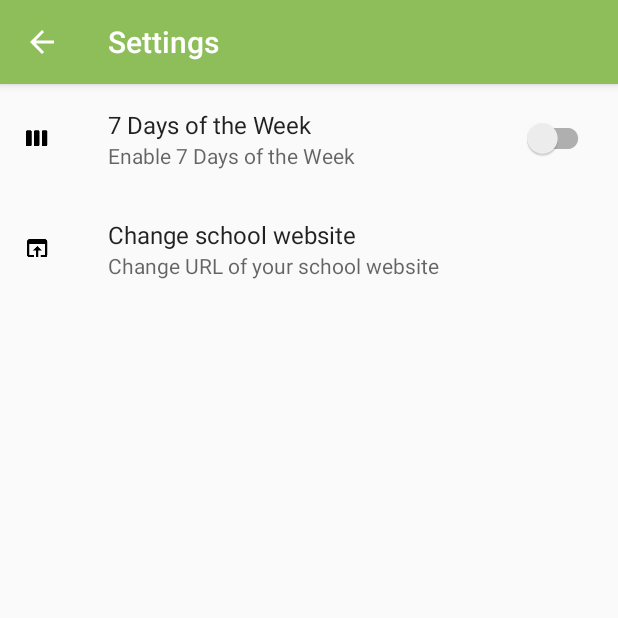
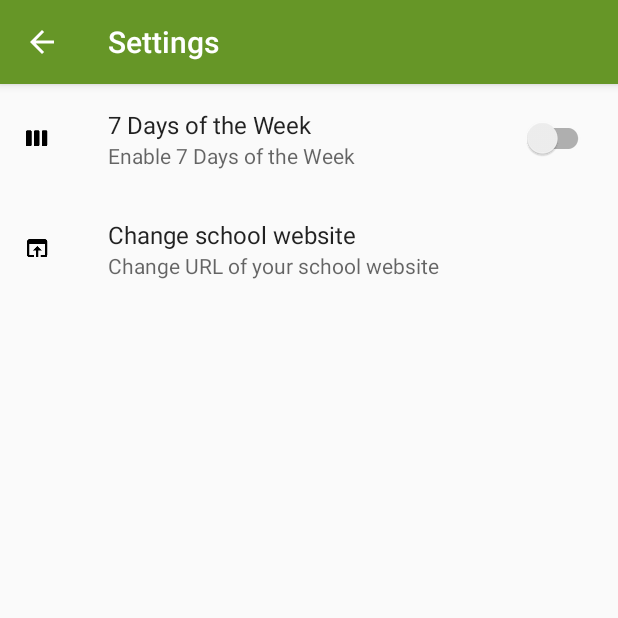
Before and after one commit to s3808279/secure-calendar, an Android app: the screen it shows after launch (SettingsActivity), in the options menu, after a tap on "Settings", on a phone screen of 412 x 824 dp, the top half of it. Run offline under Robolectric (Android 15) with nearby library versions, the phone set to English and light mode, and no system bars; our stand-ins replace androidx.preference; libraries missing offline, so code that uses them is left out: org.xdty.preference; Roboto replaces fonts that are not available here.

Commit message:
Strings - Changed Colors

```diff
--- a/app/src/main/res/values/colors.xml
+++ b/app/src/main/res/values/colors.xml
@@ -1,6 +1,6 @@
 <?xml version="1.0" encoding="utf-8"?>
 <resources>
-    <color name="colorPrimary">#8ebe5a</color>
-    <color name="colorPrimaryDark">#669627</color>
+    <color name="colorPrimary">#669627</color>
+    <color name="colorPrimaryDark">#8ebe5a</color>
     <color name="colorAccent">#7eb239</color>
 </resources>
```
